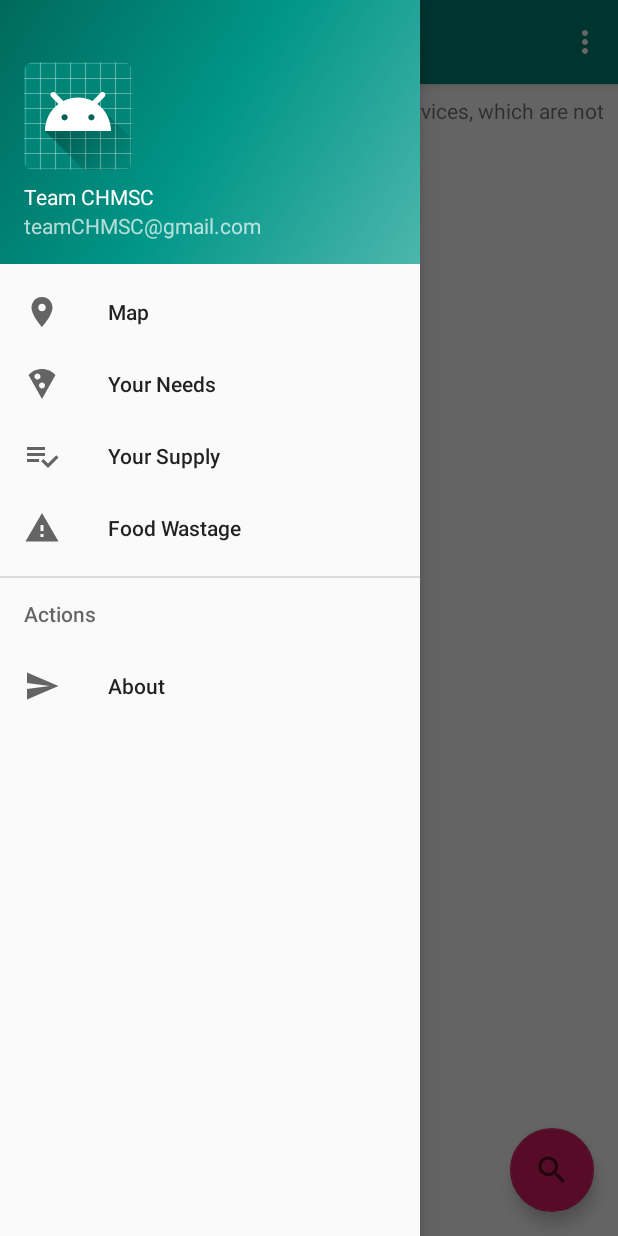
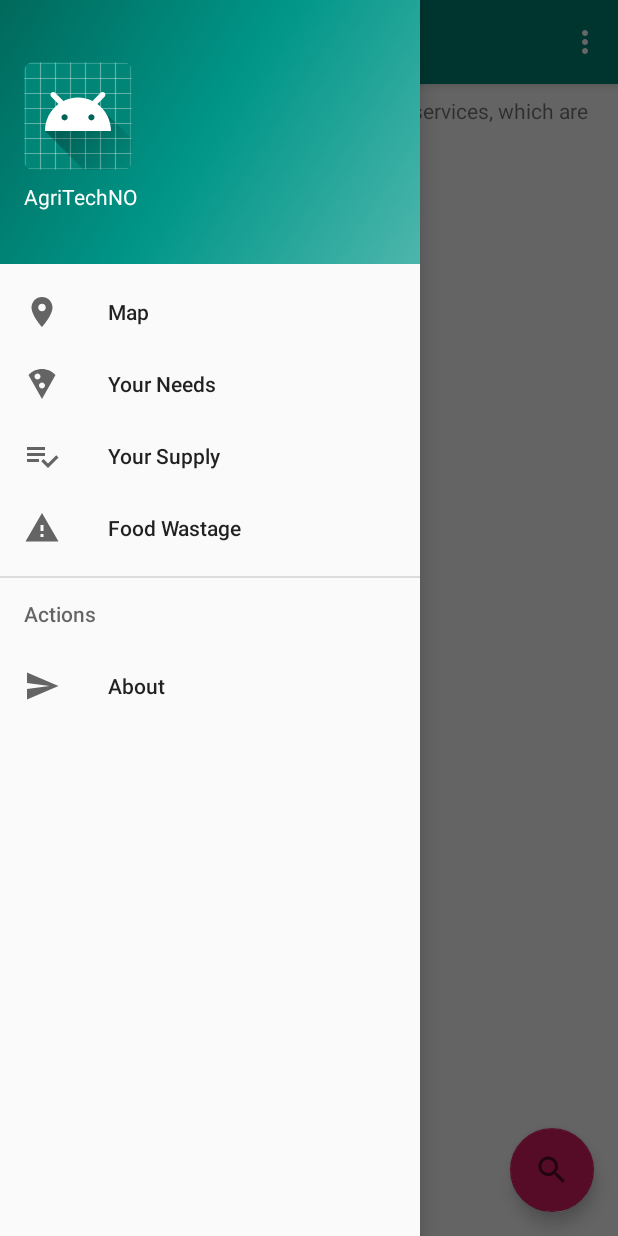
Before and after one commit to jamsubzero/dormido_zeroHungerApp, an Android app: the screen it shows after launch (MainActivity), with the side drawer open, on a phone screen of 412 x 824 dp. Run offline under Robolectric (Android 15) with nearby library versions, the phone set to English and light mode, and no system bars.

Commit message:
changed app name to "AgriTechNO"

```diff
--- a/app/src/main/res/values/strings.xml
+++ b/app/src/main/res/values/strings.xml
@@ -1,9 +1,9 @@
 <resources>
-    <string name="app_name">FoodLens</string>
+    <string name="app_name">AgriTechNO</string>
     <string name="navigation_drawer_open">Open navigation drawer</string>
     <string name="navigation_drawer_close">Close navigation drawer</string>
-    <string name="nav_header_title">Team CHMSC</string>
-    <string name="nav_header_subtitle">teamCHMSC@gmail.com</string>
+    <string name="nav_header_title">AgriTechNO</string>
+    <string name="nav_header_subtitle"> </string>
     <string name="nav_header_desc">Navigation header</string>
     <string name="action_settings">Settings</string>
 
```
